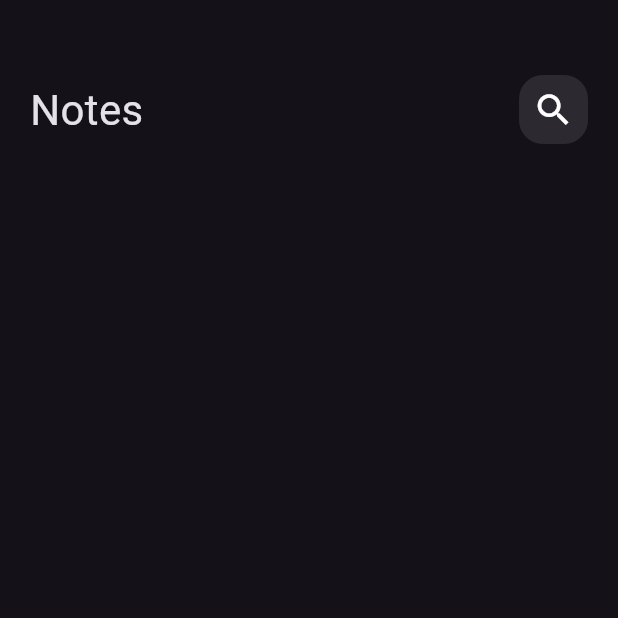
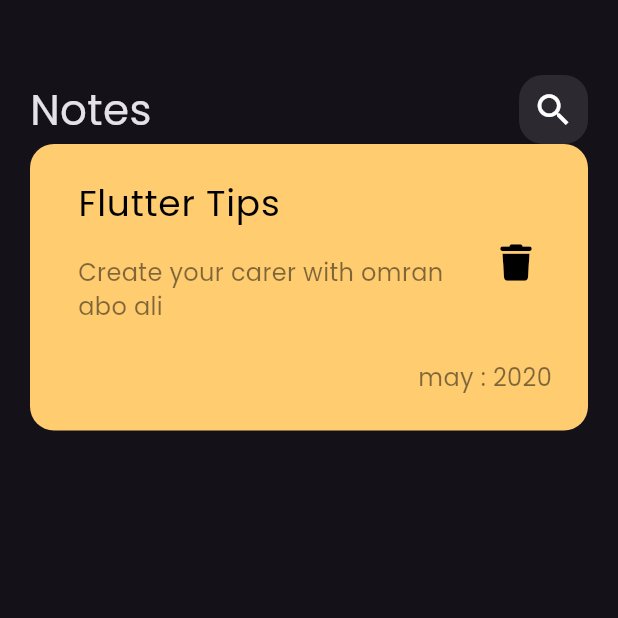
Before and after one commit to omr7n/notes_app, a Flutter app: the screen it shows after launch, on a phone screen of 412 x 824 dp, the top half of it. Run offline on Flutter 3.47's test engine with Material 3 defaults, Android fonts, the phone set to English and light mode, and no system bars; our stand-ins replace font_awesome_flutter.

Commit message:
create note item

```diff
--- a/lib/main.dart
+++ b/lib/main.dart
@@ -13,6 +13,7 @@ class NotesApp extends StatelessWidget {
     return MaterialApp(debugShowCheckedModeBanner: false,
       theme: ThemeData(
         brightness: Brightness.dark,
+        fontFamily: "Poppins",
         // scaffoldBackgroundColor: Colors.amber,
         useMaterial3: true,
       ),
--- a/lib/views/notes_view.dart
+++ b/lib/views/notes_view.dart
@@ -7,9 +7,9 @@ class NotesView extends StatelessWidget {
 
   @override
   Widget build(BuildContext context) {
-    return Scaffold(
+    return const Scaffold(
 
-      body:const NotesViewBody()
+      body:NotesViewBody()
     );
   }
 }
--- /dev/null
+++ b/lib/widget/custom_note_item.dart
@@ -0,0 +1,52 @@
+import 'package:flutter/material.dart';
+import 'package:font_awesome_flutter/font_awesome_flutter.dart';
+
+class NotesItem extends StatelessWidget {
+  const NotesItem({super.key});
+
+  @override
+  Widget build(BuildContext context) {
+    return Container(
+      padding: const EdgeInsets.only(top: 14, bottom: 24, left: 16),
+      decoration: BoxDecoration(
+        color: const Color(0xffFFcc70),
+        borderRadius: BorderRadius.circular(16),
+      ),
+      child: Column(
+        crossAxisAlignment: CrossAxisAlignment.end,
+        children: [
+          ListTile(
+            title: const Text(
+              "Flutter Tips",
+              style: TextStyle(color: Colors.black, fontSize: 24),
+            ),
+            subtitle: Padding(
+              padding: const EdgeInsets.only(top: 16, bottom: 16),
+              child: Text(
+                "Create your carer with omran abo ali",
+                style: TextStyle(
+                    color: Colors.black.withOpacity(0.5), fontSize: 16),
+              ),
+            ),
+            trailing: IconButton(
+              onPressed: () {},
+              icon: const Icon(
+                FontAwesomeIcons.trash,
+                color: Colors.black,
+                size: 24,
+              ),
+            ),
+          ),
+          Padding(
+            padding: const EdgeInsets.only(right: 24),
+            child: Text(
+              "may : 2020",
+              style:
+                  TextStyle(color: Colors.black.withOpacity(0.5), fontSize: 16),
+            ),
+          )
+        ],
+      ),
+    );
+  }
+}
--- a/lib/widget/notes_view_body.dart
+++ b/lib/widget/notes_view_body.dart
@@ -1,19 +1,26 @@
 import 'package:flutter/material.dart';
 
+
 import 'custom_app_bar.dart';
+import 'custom_note_item.dart';
 
 class NotesViewBody extends StatelessWidget {
   const NotesViewBody({super.key});
 
   @override
   Widget build(BuildContext context) {
-    return Padding(
-      padding: const EdgeInsets.symmetric(horizontal: 20,),
+    return const Padding(
+      padding: EdgeInsets.symmetric(
+        horizontal: 20,
+      ),
       child: Column(
         children: [
-        const  SizedBox(height: 50,),
-
-          CustomAppBar()],
+          SizedBox(
+            height: 50,
+          ),
+          CustomAppBar(),
+          NotesItem(),
+        ],
       ),
     );
   }
```
Also changed, not shown: pubspec.yaml (+6 -6 lines), assets/fonts/Poppins-Regular.ttf (added), pubspec.lock.
